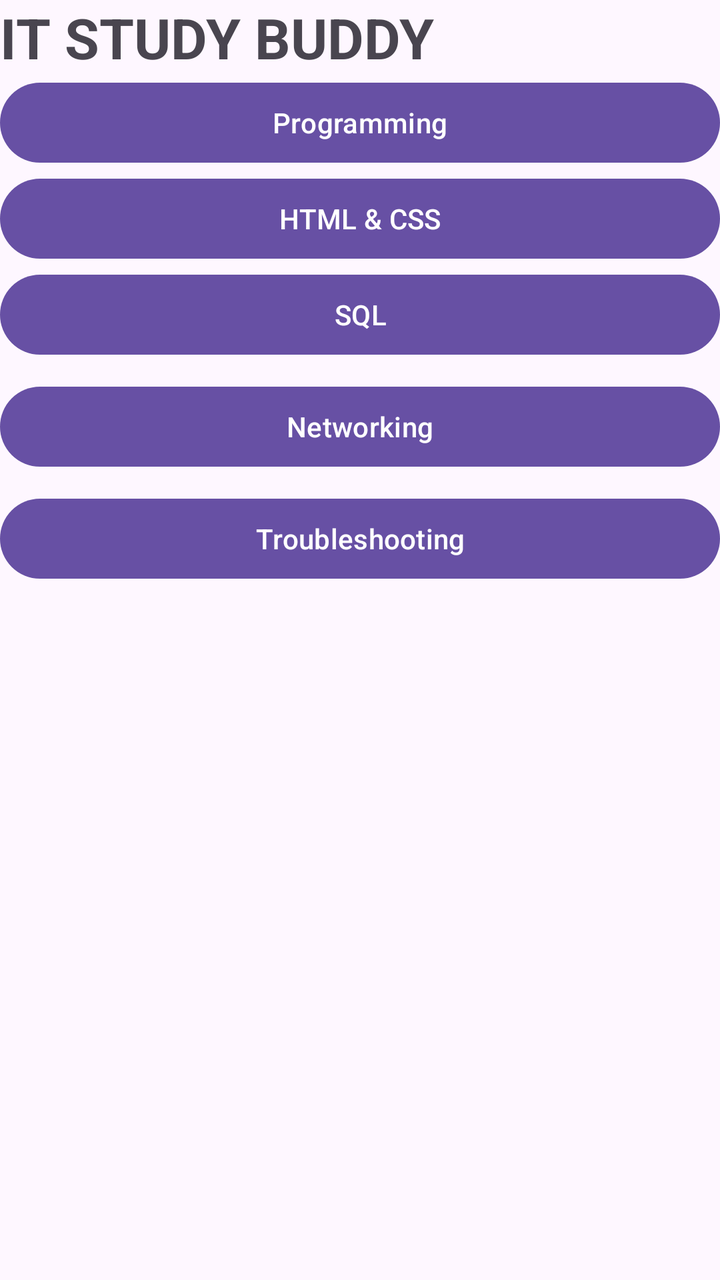
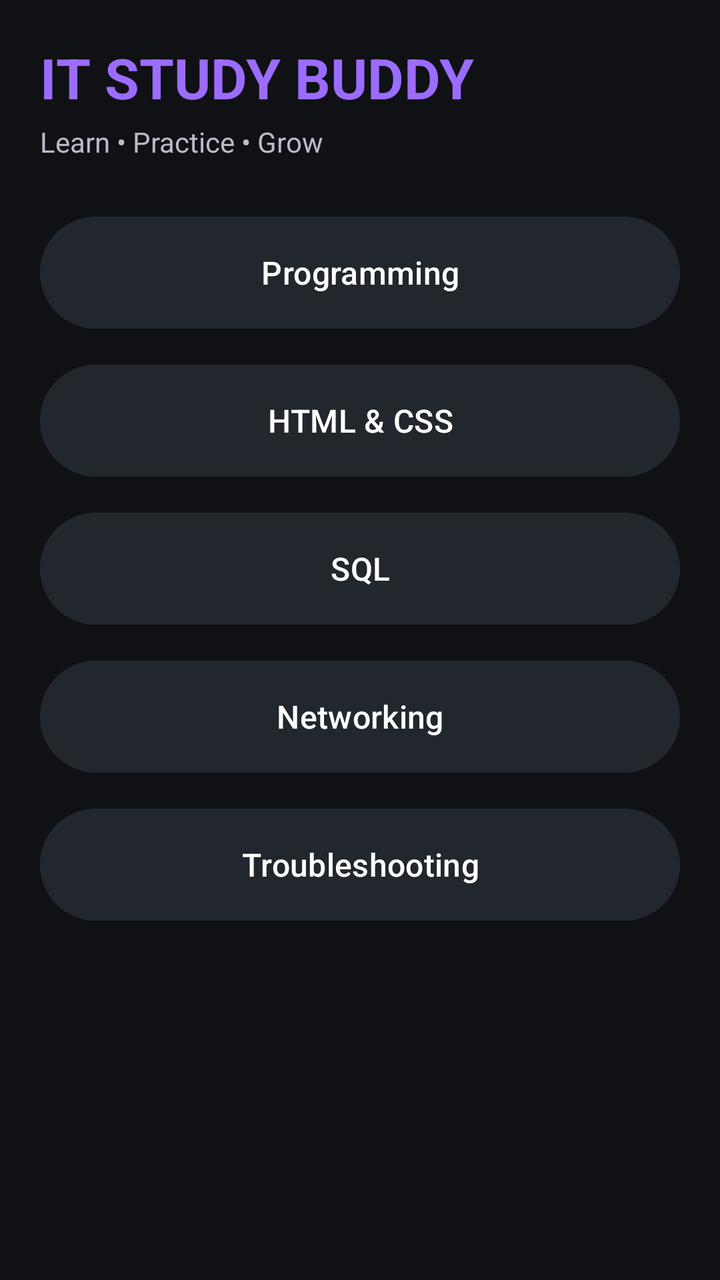

An Android layout rendered at two revisions. The XML below is the earlier revision; the diff shows what the commit changed to produce the second picture.
<!-- AndroidManifest.xml: application theme Theme.ITStudyBuddy2 -->
<!-- res/layout/activity_main.xml -->
<?xml version="1.0" encoding="utf-8"?>
<androidx.constraintlayout.widget.ConstraintLayout xmlns:android="http://schemas.android.com/apk/res/android"
    xmlns:app="http://schemas.android.com/apk/res-auto"
    xmlns:tools="http://schemas.android.com/tools"
    android:id="@+id/main"
    android:layout_width="match_parent"
    android:layout_height="match_parent"
    tools:context=".MainActivity">

    <TextView
        android:id="@+id/titleText"
        android:layout_width="0dp"
        android:layout_height="wrap_content"
        android:text="IT STUDY BUDDY"
        android:textSize="28sp"
        android:textStyle="bold"
        app:layout_constraintStart_toStartOf="parent"
        app:layout_constraintEnd_toEndOf="parent"
        app:layout_constraintTop_toTopOf="parent"/>

    <Button
        android:id="@+id/programmingButton"
        android:layout_width="0dp"
        android:layout_height="wrap_content"
        android:text="Programming"
        app:layout_constraintStart_toStartOf="parent"
        app:layout_constraintEnd_toEndOf="parent"
        app:layout_constraintTop_toBottomOf="@+id/titleText"/>

    <Button
        android:id="@+id/htmlButton"
        android:layout_width="0dp"
        android:layout_height="wrap_content"
        android:text="HTML &amp; CSS"
        app:layout_constraintStart_toStartOf="parent"
        app:layout_constraintEnd_toEndOf="parent"
        app:layout_constraintTop_toBottomOf="@+id/programmingButton"/>

    <Button
        android:id="@+id/sqlButton"
        android:layout_width="0dp"
        android:layout_height="wrap_content"
        android:text="SQL"
        app:layout_constraintStart_toStartOf="parent"
        app:layout_constraintEnd_toEndOf="parent"
        app:layout_constraintTop_toBottomOf="@+id/htmlButton"/>

    <Button
        android:id="@+id/networkingButton"
        android:layout_width="0dp"
        android:layout_height="wrap_content"
        android:layout_marginTop="8dp"
        android:text="Networking"
        app:layout_constraintTop_toBottomOf="@id/sqlButton"
        app:layout_constraintStart_toStartOf="parent"
        app:layout_constraintEnd_toEndOf="parent" />

    <Button
        android:id="@+id/troubleshootingButton"
        android:layout_width="0dp"
        android:layout_height="wrap_content"
        android:layout_marginTop="8dp"
        android:text="Troubleshooting"
        app:layout_constraintTop_toBottomOf="@id/networkingButton"
        app:layout_constraintStart_toStartOf="parent"
        app:layout_constraintEnd_toEndOf="parent" />


</androidx.constraintlayout.widget.ConstraintLayout>
<!-- resources referenced by this layout -->
<resources>
  <style name="Theme.ITStudyBuddy2" parent="Base.Theme.ITStudyBuddy2" />
  <style name="Base.Theme.ITStudyBuddy2" parent="Theme.Material3.DayNight.NoActionBar">
          
          
      </style>
</resources>

<!-- the commit's change to res/layout/activity_main.xml (unified diff, before → after) -->
@@ -1,69 +1,111 @@
 <?xml version="1.0" encoding="utf-8"?>
-<androidx.constraintlayout.widget.ConstraintLayout xmlns:android="http://schemas.android.com/apk/res/android"
+<androidx.constraintlayout.widget.ConstraintLayout
+    xmlns:android="http://schemas.android.com/apk/res/android"
     xmlns:app="http://schemas.android.com/apk/res-auto"
-    xmlns:tools="http://schemas.android.com/tools"
-    android:id="@+id/main"
     android:layout_width="match_parent"
     android:layout_height="match_parent"
-    tools:context=".MainActivity">
+    android:background="@color/vs_background"
+    android:padding="20dp">
+
+    
 
     <TextView
-        android:id="@+id/titleText"
+        android:id="@+id/appTitle"
         android:layout_width="0dp"
         android:layout_height="wrap_content"
         android:text="IT STUDY BUDDY"
+        android:textColor="@color/vs_primary"
         android:textSize="28sp"
         android:textStyle="bold"
+        app:layout_constraintTop_toTopOf="parent"
         app:layout_constraintStart_toStartOf="parent"
-        app:layout_constraintEnd_toEndOf="parent"
-        app:layout_constraintTop_toTopOf="parent"/>
+        app:layout_constraintEnd_toEndOf="parent" />
+
+    <TextView
+        android:id="@+id/appSubtitle"
+        android:layout_width="0dp"
+        android:layout_height="wrap_content"
+        android:layout_marginTop="4dp"
+        android:text="Learn • Practice • Grow"
+        android:textColor="@color/vs_text_secondary"
+        android:textSize="14sp"
+        app:layout_constraintTop_toBottomOf="@id/appTitle"
+        app:layout_constraintStart_toStartOf="parent"
+        app:layout_constraintEnd_toEndOf="parent" />
+
+    
 
     <Button
         android:id="@+id/programmingButton"
         android:layout_width="0dp"
-        android:layout_height="wrap_content"
+        android:layout_height="64dp"
+        android:layout_marginTop="24dp"
         android:text="Programming"
+        android:textColor="@color/vs_text"
+        android:textSize="16sp"
+        android:backgroundTint="@color/vs_surface_light"
+        app:layout_constraintTop_toBottomOf="@id/appSubtitle"
         app:layout_constraintStart_toStartOf="parent"
-        app:layout_constraintEnd_toEndOf="parent"
-        app:layout_constraintTop_toBottomOf="@+id/titleText"/>
+        app:layout_constraintEnd_toEndOf="parent" />
+
+    
 
     <Button
         android:id="@+id/htmlButton"
         android:layout_width="0dp"
-        android:layout_height="wrap_content"
+        android:layout_height="64dp"
+        android:layout_marginTop="10dp"
         android:text="HTML &amp; CSS"
+        android:textColor="@color/vs_text"
+        android:textSize="16sp"
+        android:backgroundTint="@color/vs_surface_light"
+        app:layout_constraintTop_toBottomOf="@id/programmingButton"
         app:layout_constraintStart_toStartOf="parent"
-        app:layout_constraintEnd_toEndOf="parent"
-        app:layout_constraintTop_toBottomOf="@+id/programmingButton"/>
+        app:layout_constraintEnd_toEndOf="parent" />
+
+    
 
     <Button
         android:id="@+id/sqlButton"
         android:layout_width="0dp"
-        android:layout_height="wrap_content"
+        android:layout_height="64dp"
+        android:layout_marginTop="10dp"
         android:text="SQL"
+        android:textColor="@color/vs_text"
+        android:textSize="16sp"
+        android:backgroundTint="@color/vs_surface_light"
+        app:layout_constraintTop_toBottomOf="@id/htmlButton"
         app:layout_constraintStart_toStartOf="parent"
-        app:layout_constraintEnd_toEndOf="parent"
-        app:layout_constraintTop_toBottomOf="@+id/htmlButton"/>
+        app:layout_constraintEnd_toEndOf="parent" />
+
+    
 
     <Button
         android:id="@+id/networkingButton"
         android:layout_width="0dp"
-        android:layout_height="wrap_content"
-        android:layout_marginTop="8dp"
+        android:layout_height="64dp"
+        android:layout_marginTop="10dp"
         android:text="Networking"
+        android:textColor="@color/vs_text"
+        android:textSize="16sp"
+        android:backgroundTint="@color/vs_surface_light"
         app:layout_constraintTop_toBottomOf="@id/sqlButton"
         app:layout_constraintStart_toStartOf="parent"
         app:layout_constraintEnd_toEndOf="parent" />
 
+    
+
     <Button
         android:id="@+id/troubleshootingButton"
         android:layout_width="0dp"
-        android:layout_height="wrap_content"
-        android:layout_marginTop="8dp"
+        android:layout_height="64dp"
+        android:layout_marginTop="10dp"
         android:text="Troubleshooting"
+        android:textColor="@color/vs_text"
+        android:textSize="16sp"
+        android:backgroundTint="@color/vs_surface_light"
         app:layout_constraintTop_toBottomOf="@id/networkingButton"
         app:layout_constraintStart_toStartOf="parent"
         app:layout_constraintEnd_toEndOf="parent" />
 
-
 </androidx.constraintlayout.widget.ConstraintLayout>
<!-- resource entries referenced after the edit -->
@@ -1,5 +1,10 @@
 <!-- resources referenced by this layout -->
 <resources>
+  <color name="vs_background">#0F1115</color>
+  <color name="vs_primary">#9B6CFF</color>
+  <color name="vs_surface_light">#22262D</color>
+  <color name="vs_text">#FFFFFF</color>
+  <color name="vs_text_secondary">#B8BCC6</color>
   <style name="Theme.ITStudyBuddy2" parent="Base.Theme.ITStudyBuddy2" />
   <style name="Base.Theme.ITStudyBuddy2" parent="Theme.Material3.DayNight.NoActionBar">
           
